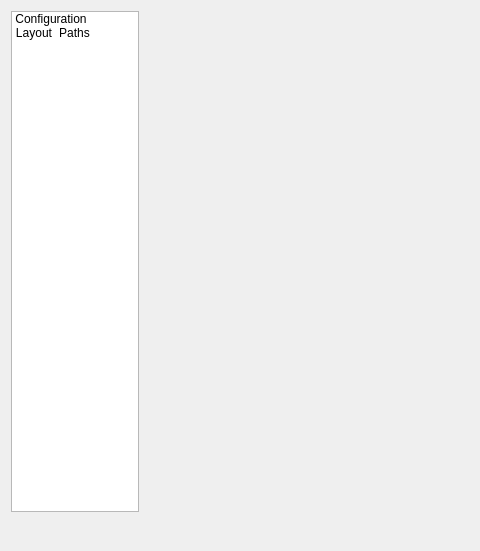
First picture: the form in src/app/puzzle/dialogs/dialogpuzzlepreferences.ui, repository dismine/valentina, before the edit; both pictures show x 0 to 480 and y 0 to 551 of the 851 by 551 pixel window.
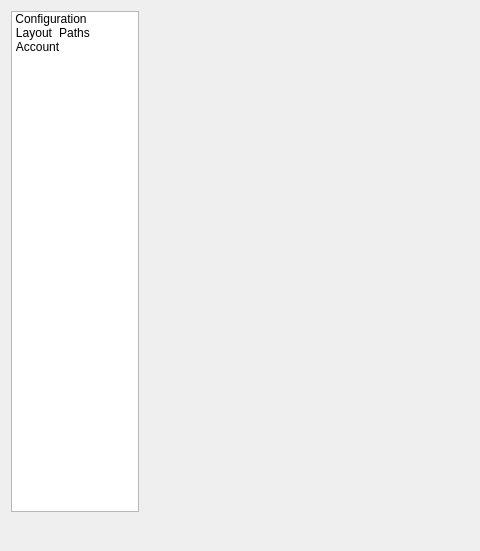
Second picture: the form after the edit. Icons and pictures are not drawn.

The edit to the form file:
```diff
--- a/src/app/puzzle/dialogs/dialogpuzzlepreferences.ui
+++ b/src/app/puzzle/dialogs/dialogpuzzlepreferences.ui
@@ -97,6 +97,18 @@
          <set>ItemIsSelectable|ItemIsUserCheckable|ItemIsEnabled</set>
         </property>
        </item>
+       <item>
+        <property name="text">
+         <string>Account</string>
+        </property>
+        <property name="textAlignment">
+         <set>AlignCenter</set>
+        </property>
+        <property name="icon">
+         <iconset resource="../../../libs/vmisc/share/resources/icon.qrc">
+          <normaloff>:/icon/config.png</normaloff>:/icon/config.png</iconset>
+        </property>
+       </item>
       </widget>
      </item>
      <item>
```
